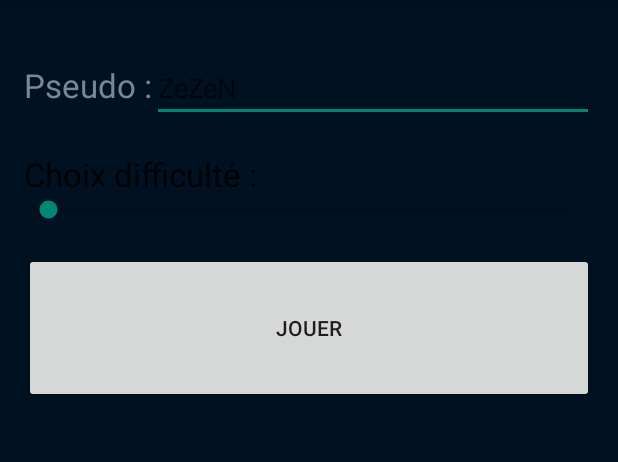
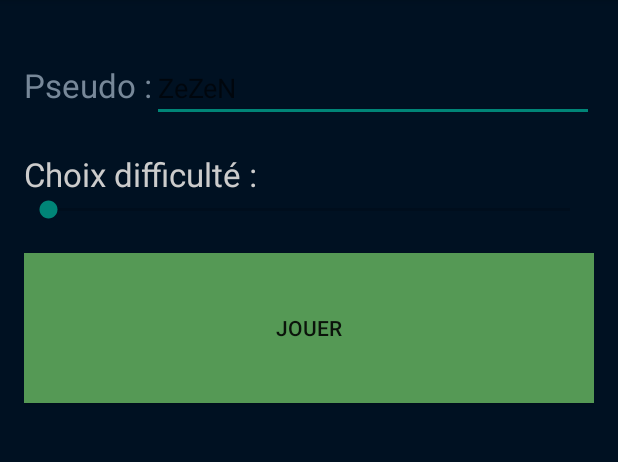
Before and after one commit to benavern/FirstApp, an Android app: the FirstActivity screen opened directly, with no data from a screen before it, on a phone screen of 412 x 824 dp, the part 84-546 px from its top. Run offline under Robolectric (Android 15) with nearby library versions, the phone set to English and light mode, and no system bars.

Commit message:
commit innutile

```diff
--- a/app/src/main/res/layout/activity_first.xml
+++ b/app/src/main/res/layout/activity_first.xml
@@ -54,7 +54,8 @@
                 android:layout_height="wrap_content"
                 android:textAppearance="?android:attr/textAppearanceLarge"
                 android:text="@string/label_difficulté"
-                android:id="@+id/textView2" />
+                android:id="@+id/textView2"
+                android:textColor="#ccc" />
         </LinearLayout>
 
         <LinearLayout
@@ -75,7 +76,8 @@
             android:text="@string/change_activity"
             android:id="@+id/button2"
             android:layout_gravity="center_horizontal"
-            android:layout_marginTop="20dp" />
+            android:layout_marginTop="20dp"
+            android:background="#595" />
 
     </LinearLayout>
 
```
Also changed, not shown: 2 other files.
